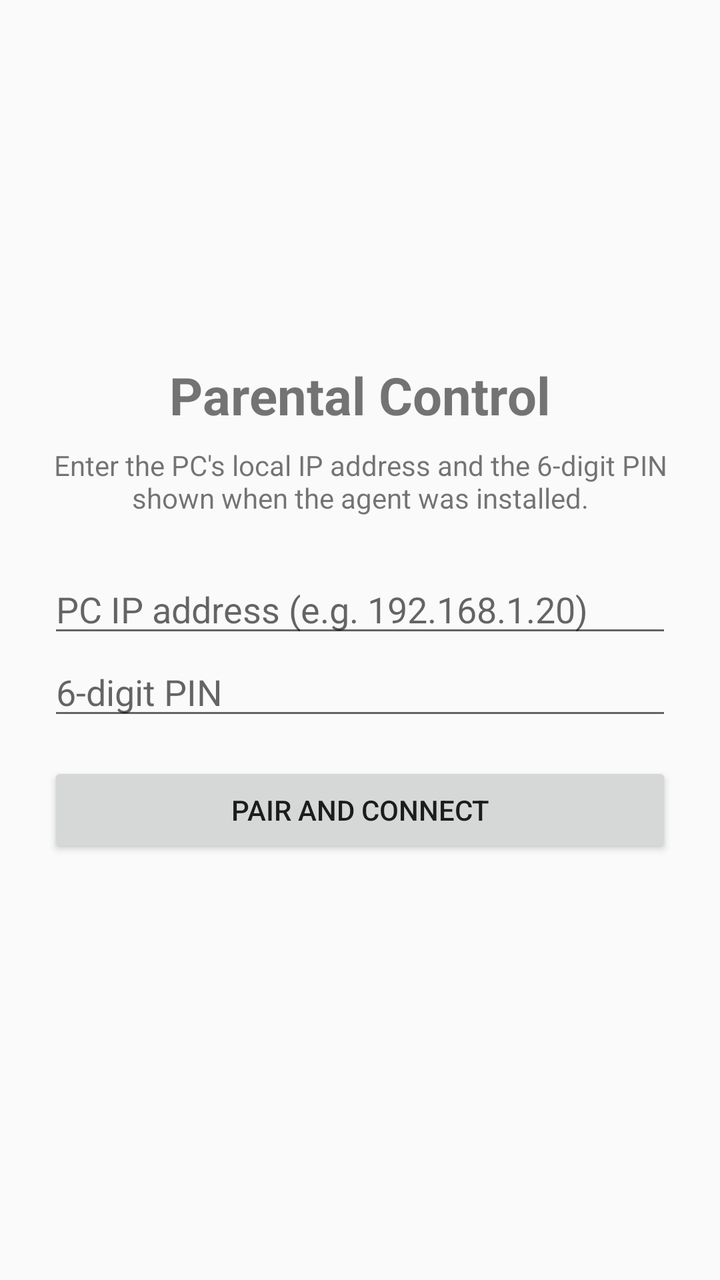
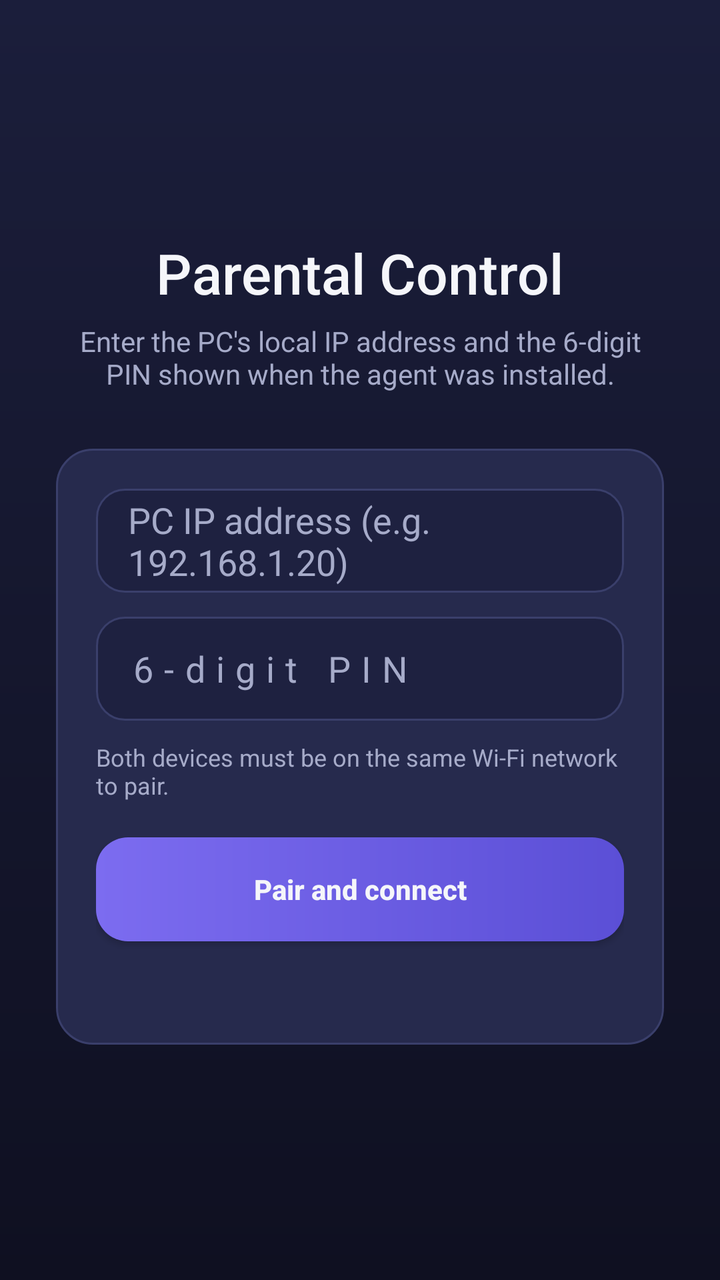

Before-and-after screenshots of an Android layout around one commit, followed by the original layout XML and the change that was made.
<!-- AndroidManifest.xml: application theme Theme.App -->
<!-- res/layout/activity_main.xml -->
<?xml version="1.0" encoding="utf-8"?>
<FrameLayout xmlns:android="http://schemas.android.com/apk/res/android"
    android:layout_width="match_parent"
    android:layout_height="match_parent">

    <LinearLayout
        android:id="@+id/pairLayout"
        android:layout_width="match_parent"
        android:layout_height="match_parent"
        android:gravity="center"
        android:orientation="vertical"
        android:padding="24dp">

        <TextView
            android:layout_width="wrap_content"
            android:layout_height="wrap_content"
            android:text="@string/app_name"
            android:textSize="26sp"
            android:textStyle="bold" />

        <TextView
            android:layout_width="match_parent"
            android:layout_height="wrap_content"
            android:layout_marginTop="8dp"
            android:layout_marginBottom="24dp"
            android:gravity="center"
            android:text="@string/pair_intro" />

        <EditText
            android:id="@+id/ipInput"
            android:layout_width="match_parent"
            android:layout_height="wrap_content"
            android:digits="0123456789."
            android:hint="@string/hint_ip"
            android:inputType="phone" />

        <EditText
            android:id="@+id/pinInput"
            android:layout_width="match_parent"
            android:layout_height="wrap_content"
            android:hint="@string/hint_pin"
            android:inputType="numberPassword"
            android:maxLength="6" />

        <Button
            android:id="@+id/connectBtn"
            android:layout_width="match_parent"
            android:layout_height="wrap_content"
            android:layout_marginTop="16dp"
            android:text="@string/btn_connect" />

        <TextView
            android:id="@+id/pairStatus"
            android:layout_width="wrap_content"
            android:layout_height="wrap_content"
            android:layout_marginTop="12dp"
            android:textColor="#C62828" />
    </LinearLayout>

    <LinearLayout
        android:id="@+id/controlLayout"
        android:layout_width="match_parent"
        android:layout_height="match_parent"
        android:orientation="vertical"
        android:padding="12dp"
        android:visibility="gone">

        <TextView
            android:id="@+id/connStatus"
            android:layout_width="match_parent"
            android:layout_height="wrap_content"
            android:padding="4dp"
            android:text="@string/connecting" />

        <Button
            android:id="@+id/lockBtn"
            android:layout_width="match_parent"
            android:layout_height="72dp"
            android:text="@string/btn_lock"
            android:textSize="20sp" />

        <Button
            android:id="@+id/unlockBtn"
            android:layout_width="match_parent"
            android:layout_height="56dp"
            android:enabled="false"
            android:text="@string/btn_unlock" />

        <TextView
            android:layout_width="wrap_content"
            android:layout_height="wrap_content"
            android:layout_marginTop="16dp"
            android:text="@string/title_apps"
            android:textSize="18sp"
            android:textStyle="bold" />

        <TextView
            android:layout_width="wrap_content"
            android:layout_height="wrap_content"
            android:text="@string/apps_hint" />

        <LinearLayout
            android:layout_width="match_parent"
            android:layout_height="wrap_content"
            android:orientation="horizontal">

            <Button
                android:id="@+id/refreshBtn"
                android:layout_width="0dp"
                android:layout_height="wrap_content"
                android:layout_weight="1"
                android:text="@string/btn_refresh" />

            <Button
                android:id="@+id/unpairBtn"
                android:layout_width="0dp"
                android:layout_height="wrap_content"
                android:layout_weight="1"
                android:text="@string/btn_unpair" />
        </LinearLayout>

        <Button
            android:id="@+id/uninstallBtn"
            android:layout_width="match_parent"
            android:layout_height="wrap_content"
            android:text="@string/btn_uninstall"
            android:textColor="#C62828" />

        <EditText
            android:id="@+id/searchInput"
            android:layout_width="match_parent"
            android:layout_height="wrap_content"
            android:hint="@string/hint_search"
            android:inputType="text" />

        <androidx.recyclerview.widget.RecyclerView
            android:id="@+id/appGrid"
            android:layout_width="match_parent"
            android:layout_height="0dp"
            android:layout_weight="1" />
    </LinearLayout>
</FrameLayout>
<!-- resources referenced by this layout -->
<resources>
  <string name="app_name">Parental Control</string>
  <string name="btn_connect">Pair and connect</string>
  <string name="btn_lock">Lock PC</string>
  <string name="btn_refresh">Refresh apps</string>
  <string name="btn_uninstall">Uninstall agent from PC</string>
  <string name="btn_unlock">Unlock PC</string>
  <string name="btn_unpair">Unpair</string>
  <string name="connecting">Connecting...</string>
  <string name="hint_pin">6-digit PIN</string>
  <string name="hint_search">Search apps</string>
  <string name="title_apps">Application Control</string>
  <style name="Theme.App" parent="Theme.AppCompat.Light.NoActionBar" />
  <!-- unchanged entries left out for length: 3 -->
</resources>

<!-- the commit's change to res/layout/activity_main.xml (unified diff, before → after) -->
@@ -1,103 +1,199 @@
 <?xml version="1.0" encoding="utf-8"?>
 <FrameLayout xmlns:android="http://schemas.android.com/apk/res/android"
     android:layout_width="match_parent"
-    android:layout_height="match_parent">
-
-    <LinearLayout
+    android:layout_height="match_parent"
+    android:background="@drawable/bg_gradient">
+
+    <ScrollView
         android:id="@+id/pairLayout"
         android:layout_width="match_parent"
         android:layout_height="match_parent"
-        android:gravity="center"
-        android:orientation="vertical"
-        android:padding="24dp">
-
-        <TextView
-            android:layout_width="wrap_content"
-            android:layout_height="wrap_content"
-            android:text="@string/app_name"
-            android:textSize="26sp"
-            android:textStyle="bold" />
-
-        <TextView
-            android:layout_width="match_parent"
-            android:layout_height="wrap_content"
-            android:layout_marginTop="8dp"
-            android:layout_marginBottom="24dp"
+        android:fillViewport="true">
+
+        <LinearLayout
+            android:layout_width="match_parent"
+            android:layout_height="wrap_content"
             android:gravity="center"
-            android:text="@string/pair_intro" />
-
-        <EditText
-            android:id="@+id/ipInput"
-            android:layout_width="match_parent"
-            android:layout_height="wrap_content"
-            android:digits="0123456789."
-            android:hint="@string/hint_ip"
-            android:inputType="phone" />
-
-        <EditText
-            android:id="@+id/pinInput"
-            android:layout_width="match_parent"
-            android:layout_height="wrap_content"
-            android:hint="@string/hint_pin"
-            android:inputType="numberPassword"
-            android:maxLength="6" />
-
-        <Button
-            android:id="@+id/connectBtn"
-            android:layout_width="match_parent"
-            android:layout_height="wrap_content"
-            android:layout_marginTop="16dp"
-            android:text="@string/btn_connect" />
-
-        <TextView
-            android:id="@+id/pairStatus"
-            android:layout_width="wrap_content"
-            android:layout_height="wrap_content"
-            android:layout_marginTop="12dp"
-            android:textColor="#C62828" />
-    </LinearLayout>
+            android:orientation="vertical"
+            android:padding="28dp">
+
+            <TextView
+                android:layout_width="wrap_content"
+                android:layout_height="wrap_content"
+                android:fontFamily="sans-serif-medium"
+                android:text="@string/app_name"
+                android:textColor="@color/text_primary"
+                android:textSize="28sp" />
+
+            <TextView
+                android:layout_width="match_parent"
+                android:layout_height="wrap_content"
+                android:layout_marginTop="6dp"
+                android:layout_marginBottom="28dp"
+                android:gravity="center"
+                android:text="@string/pair_intro"
+                android:textColor="@color/text_secondary"
+                android:textSize="14sp" />
+
+            <LinearLayout
+                android:layout_width="match_parent"
+                android:layout_height="wrap_content"
+                android:background="@drawable/card_bg"
+                android:orientation="vertical"
+                android:padding="20dp">
+
+                <EditText
+                    android:id="@+id/ipInput"
+                    android:layout_width="match_parent"
+                    android:layout_height="52dp"
+                    android:background="@drawable/field_bg"
+                    android:digits="0123456789."
+                    android:hint="@string/hint_ip"
+                    android:inputType="phone"
+                    android:paddingHorizontal="16dp"
+                    android:textColor="@color/text_primary"
+                    android:textColorHint="@color/text_secondary" />
+
+                <EditText
+                    android:id="@+id/pinInput"
+                    android:layout_width="match_parent"
+                    android:layout_height="52dp"
+                    android:layout_marginTop="12dp"
+                    android:background="@drawable/field_bg"
+                    android:hint="@string/hint_pin"
+                    android:inputType="numberPassword"
+                    android:letterSpacing="0.3"
+                    android:maxLength="6"
+                    android:paddingHorizontal="16dp"
+                    android:textColor="@color/text_primary"
+                    android:textColorHint="@color/text_secondary" />
+
+                <TextView
+                    android:layout_width="match_parent"
+                    android:layout_height="wrap_content"
+                    android:layout_marginTop="10dp"
+                    android:drawablePadding="8dp"
+                    android:gravity="center_vertical"
+                    android:text="@string/pair_network_note"
+                    android:textColor="@color/text_secondary"
+                    android:textSize="12sp" />
+
+                <Button
+                    android:id="@+id/connectBtn"
+                    android:layout_width="match_parent"
+                    android:layout_height="52dp"
+                    android:layout_marginTop="18dp"
+                    android:background="@drawable/btn_primary"
+                    android:text="@string/btn_connect"
+                    android:textAllCaps="false"
+                    android:textColor="@color/text_primary"
+                    android:textStyle="bold" />
+
+                <TextView
+                    android:id="@+id/pairStatus"
+                    android:layout_width="match_parent"
+                    android:layout_height="wrap_content"
+                    android:layout_marginTop="14dp"
+                    android:gravity="center"
+                    android:textColor="@color/danger"
+                    android:textSize="13sp" />
+            </LinearLayout>
+        </LinearLayout>
+    </ScrollView>
 
     <LinearLayout
         android:id="@+id/controlLayout"
         android:layout_width="match_parent"
         android:layout_height="match_parent"
         android:orientation="vertical"
-        android:padding="12dp"
+        android:padding="16dp"
         android:visibility="gone">
 
-        <TextView
-            android:id="@+id/connStatus"
-            android:layout_width="match_parent"
-            android:layout_height="wrap_content"
-            android:padding="4dp"
-            android:text="@string/connecting" />
+        <LinearLayout
+            android:layout_width="match_parent"
+            android:layout_height="wrap_content"
+            android:background="@drawable/card_bg"
+            android:gravity="center_vertical"
+            android:orientation="horizontal"
+            android:padding="14dp">
+
+            <View
+                android:layout_width="10dp"
+                android:layout_height="10dp"
+                android:background="@drawable/pin_dot" />
+
+            <TextView
+                android:id="@+id/connStatus"
+                android:layout_width="0dp"
+                android:layout_height="wrap_content"
+                android:layout_marginStart="10dp"
+                android:layout_weight="1"
+                android:text="@string/connecting"
+                android:textColor="@color/text_primary"
+                android:textSize="14sp" />
+        </LinearLayout>
 
         <Button
             android:id="@+id/lockBtn"
             android:layout_width="match_parent"
-            android:layout_height="72dp"
+            android:layout_height="64dp"
+            android:layout_marginTop="14dp"
+            android:background="@drawable/btn_primary"
             android:text="@string/btn_lock"
-            android:textSize="20sp" />
+            android:textAllCaps="false"
+            android:textColor="@color/text_primary"
+            android:textSize="17sp"
+            android:textStyle="bold" />
 
         <Button
             android:id="@+id/unlockBtn"
             android:layout_width="match_parent"
-            android:layout_height="56dp"
+            android:layout_height="52dp"
+            android:layout_marginTop="10dp"
+            android:background="@drawable/btn_outline"
             android:enabled="false"
-            android:text="@string/btn_unlock" />
+            android:text="@string/btn_unlock"
+            android:textAllCaps="false"
+            android:textColor="@color/text_primary" />
 
         <TextView
             android:layout_width="wrap_content"
             android:layout_height="wrap_content"
-            android:layout_marginTop="16dp"
+            android:layout_marginTop="22dp"
+            android:fontFamily="sans-serif-medium"
             android:text="@string/title_apps"
-            android:textSize="18sp"
-            android:textStyle="bold" />
+            android:textColor="@color/text_primary"
+            android:textSize="17sp" />
 
         <TextView
             android:layout_width="wrap_content"
             android:layout_height="wrap_content"
-            android:text="@string/apps_hint" />
+            android:layout_marginTop="2dp"
+            android:text="@string/apps_hint"
+            android:textColor="@color/text_secondary"
+            android:textSize="12sp" />
+
+        <EditText
+            android:id="@+id/searchInput"
+            android:layout_width="match_parent"
+            android:layout_height="48dp"
+            android:layout_marginTop="10dp"
+            android:background="@drawable/field_bg"
+            android:hint="@string/hint_search"
+            android:inputType="text"
+            android:paddingHorizontal="14dp"
+            android:textColor="@color/text_primary"
+            android:textColorHint="@color/text_secondary"
+            android:textSize="14sp" />
+
+        <androidx.recyclerview.widget.RecyclerView
+            android:id="@+id/appGrid"
+            android:layout_width="match_parent"
+            android:layout_height="0dp"
+            android:layout_marginTop="8dp"
+            android:layout_weight="1"
+            android:clipToPadding="false"
+            android:paddingBottom="8dp" />
 
         <LinearLayout
             android:layout_width="match_parent"
@@ -107,36 +203,37 @@
             <Button
                 android:id="@+id/refreshBtn"
                 android:layout_width="0dp"
-                android:layout_height="wrap_content"
+                android:layout_height="48dp"
+                android:layout_marginEnd="6dp"
                 android:layout_weight="1"
-                android:text="@string/btn_refresh" />
+                android:background="@drawable/btn_outline"
+                android:text="@string/btn_refresh"
+                android:textAllCaps="false"
+                android:textColor="@color/text_primary"
+                android:textSize="13sp" />
 
             <Button
                 android:id="@+id/unpairBtn"
                 android:layout_width="0dp"
-                android:layout_height="wrap_content"
+                android:layout_height="48dp"
+                android:layout_marginStart="6dp"
                 android:layout_weight="1"
-                android:text="@string/btn_unpair" />
+                android:background="@drawable/btn_outline"
+                android:text="@string/btn_unpair"
+                android:textAllCaps="false"
+                android:textColor="@color/text_primary"
+                android:textSize="13sp" />
         </LinearLayout>
 
         <Button
             android:id="@+id/uninstallBtn"
             android:layout_width="match_parent"
-            android:layout_height="wrap_content"
+            android:layout_height="48dp"
+            android:layout_marginTop="8dp"
+            android:background="@drawable/btn_danger"
             android:text="@string/btn_uninstall"
-            android:textColor="#C62828" />
-
-        <EditText
-            android:id="@+id/searchInput"
-            android:layout_width="match_parent"
-            android:layout_height="wrap_content"
-            android:hint="@string/hint_search"
-            android:inputType="text" />
-
-        <androidx.recyclerview.widget.RecyclerView
-            android:id="@+id/appGrid"
-            android:layout_width="match_parent"
-            android:layout_height="0dp"
-            android:layout_weight="1" />
+            android:textAllCaps="false"
+            android:textColor="@color/danger"
+            android:textSize="13sp" />
     </LinearLayout>
 </FrameLayout>
<!-- resource entries referenced after the edit -->
@@ -1,5 +1,64 @@
 <!-- resources referenced by this layout -->
 <resources>
+  <color name="danger">#FF5C6C</color>
+  <color name="text_primary">#F5F6FA</color>
+  <color name="text_secondary">#A6ABC9</color>
+  <!-- drawable bg_gradient (drawable) -->
+  <?xml version="1.0" encoding="utf-8"?>
+  <shape xmlns:android="http://schemas.android.com/apk/res/android" android:shape="rectangle">
+      <gradient android:angle="90" android:startColor="@color/bg_top" android:endColor="@color/bg_bottom" />
+  </shape>
+  <!-- drawable btn_danger (drawable) -->
+  <?xml version="1.0" encoding="utf-8"?>
+  <ripple xmlns:android="http://schemas.android.com/apk/res/android" android:color="#33FFFFFF">
+      <item>
+          <shape android:shape="rectangle">
+              <corners android:radius="16dp" />
+              <solid android:color="@color/danger_bg" />
+              <stroke android:width="1dp" android:color="@color/danger" />
+          </shape>
+      </item>
+  </ripple>
+  <!-- drawable btn_outline (drawable) -->
+  <?xml version="1.0" encoding="utf-8"?>
+  <ripple xmlns:android="http://schemas.android.com/apk/res/android" android:color="#22FFFFFF">
+      <item>
+          <shape android:shape="rectangle">
+              <corners android:radius="16dp" />
+              <solid android:color="@color/card" />
+              <stroke android:width="1dp" android:color="@color/card_stroke" />
+          </shape>
+      </item>
+  </ripple>
+  <!-- drawable btn_primary (drawable) -->
+  <?xml version="1.0" encoding="utf-8"?>
+  <ripple xmlns:android="http://schemas.android.com/apk/res/android" android:color="#33FFFFFF">
+      <item>
+          <shape android:shape="rectangle">
+              <corners android:radius="16dp" />
+              <gradient android:angle="0" android:startColor="@color/accent" android:endColor="@color/accent_dark" />
+          </shape>
+      </item>
+  </ripple>
+  <!-- drawable card_bg (drawable) -->
+  <?xml version="1.0" encoding="utf-8"?>
+  <shape xmlns:android="http://schemas.android.com/apk/res/android" android:shape="rectangle">
+      <corners android:radius="18dp" />
+      <solid android:color="@color/card" />
+      <stroke android:width="1dp" android:color="@color/card_stroke" />
+  </shape>
+  <!-- drawable field_bg (drawable) -->
+  <?xml version="1.0" encoding="utf-8"?>
+  <shape xmlns:android="http://schemas.android.com/apk/res/android" android:shape="rectangle">
+      <corners android:radius="14dp" />
+      <solid android:color="@color/field_bg" />
+      <stroke android:width="1dp" android:color="@color/card_stroke" />
+  </shape>
+  <!-- drawable pin_dot (drawable) -->
+  <?xml version="1.0" encoding="utf-8"?>
+  <shape xmlns:android="http://schemas.android.com/apk/res/android" android:shape="oval">
+      <solid android:color="@color/accent" />
+  </shape>
   <string name="app_name">Parental Control</string>
   <string name="btn_connect">Pair and connect</string>
   <string name="btn_lock">Lock PC</string>
@@ -10,8 +69,22 @@
   <string name="connecting">Connecting...</string>
   <string name="hint_pin">6-digit PIN</string>
   <string name="hint_search">Search apps</string>
+  <string name="pair_network_note">Both devices must be on the same Wi-Fi network to pair.</string>
   <string name="title_apps">Application Control</string>
-  <style name="Theme.App" parent="Theme.AppCompat.Light.NoActionBar" />
+  <style name="Theme.App" parent="Theme.AppCompat.DayNight.NoActionBar">
+          <item name="android:windowBackground">@drawable/bg_gradient</item>
+          <item name="colorAccent">@color/accent</item>
+          <item name="android:textColorPrimary">@color/text_primary</item>
+          <item name="android:windowLightStatusBar">false</item>
+      </style>
+  <color name="bg_top">#0F1021</color>
+  <color name="bg_bottom">#1B1E3B</color>
+  <color name="danger_bg">#3A2230</color>
+  <color name="card">#262A4D</color>
+  <color name="card_stroke">#3A3F6B</color>
+  <color name="accent">#7C6CF0</color>
+  <color name="accent_dark">#5B4FD6</color>
+  <color name="field_bg">#1E2140</color>
   <!-- unchanged entries left out for length: 3 -->
 </resources>
 
